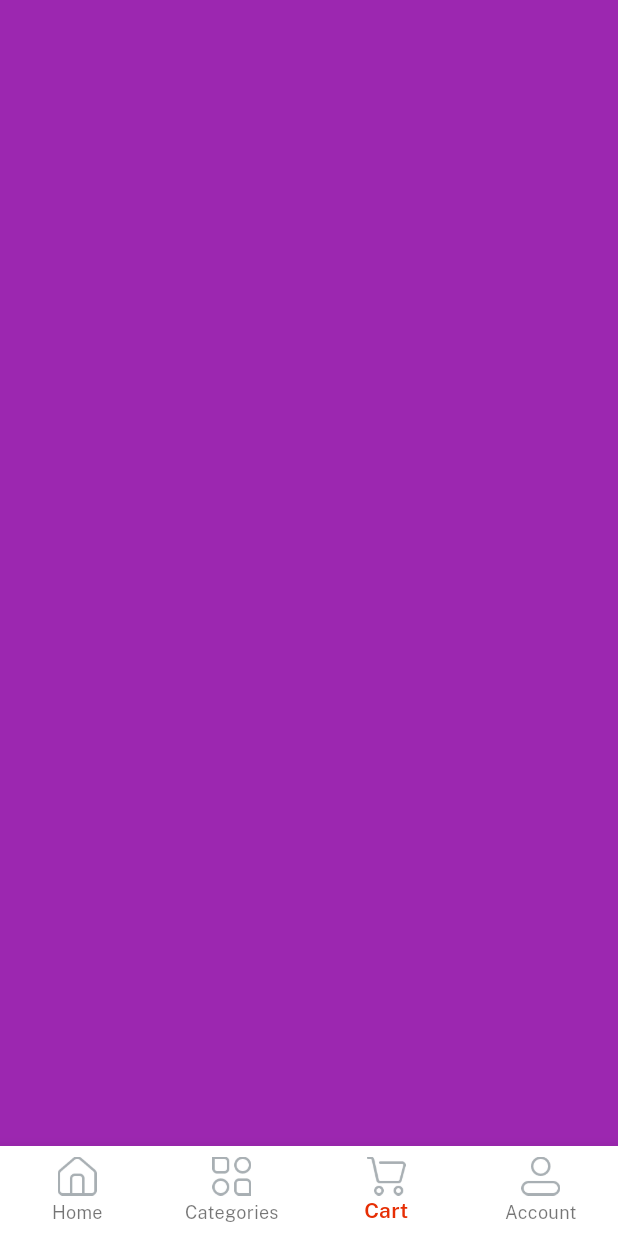
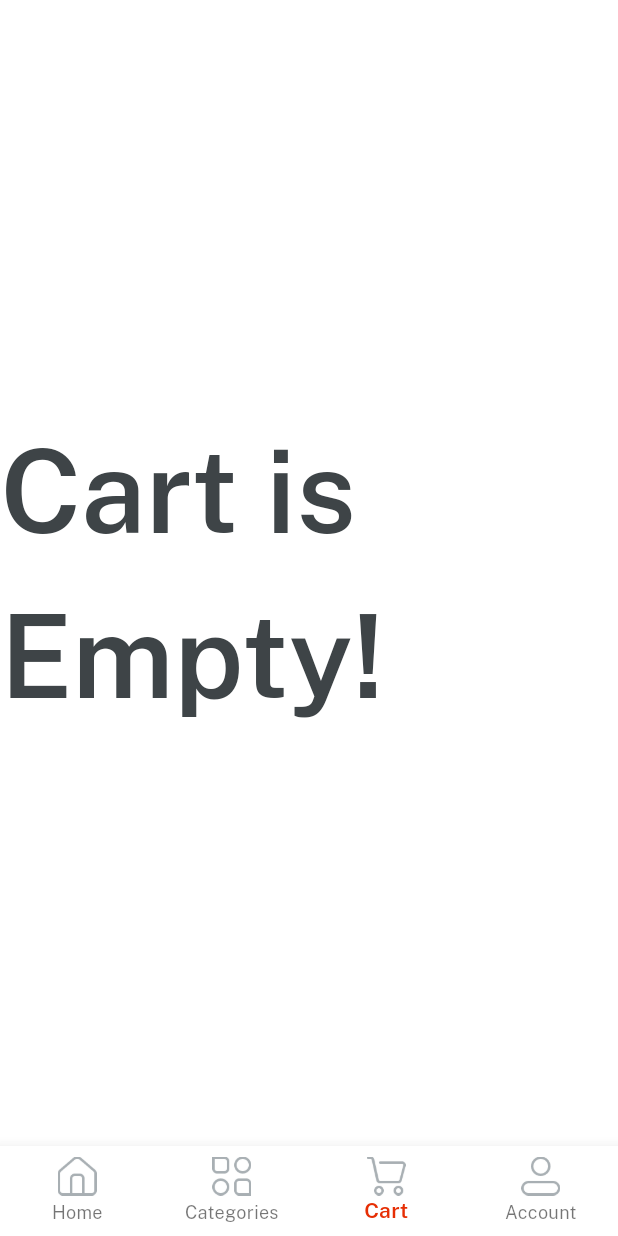
Before and after one commit to MDK301/e_commerce_01, a Flutter app: the Home screen opened directly, item 3 of the bottom bar chosen, on a phone screen of 412 x 824 dp. Run offline on Flutter 3.47's test engine with Material 3 defaults, Android fonts, the phone set to English and light mode, and no system bars; our stand-ins replace firebase_core, get, velocity_x; accounts and stored records are empty.

```diff
--- a/lib/main.dart
+++ b/lib/main.dart
@@ -2,7 +2,7 @@ import 'package:e_commerce/consts/consts.dart';
 import 'package:e_commerce/views/splash_screen/splash_screen.dart';
 import 'package:flutter/material.dart';
 import 'package:get/get.dart';
-
+//ket noi voi node o firebase
 void main() {
   runApp(const MyApp());
 }
--- a/lib/views/cart_screen/cart_screen.dart
+++ b/lib/views/cart_screen/cart_screen.dart
@@ -1,3 +1,4 @@
+import 'package:e_commerce/consts/consts.dart';
 import 'package:flutter/material.dart';
 
 class CartScreen extends StatelessWidget {
@@ -6,7 +7,8 @@ class CartScreen extends StatelessWidget {
   @override
   Widget build(BuildContext context) {
     return Container(
-      color: Colors.purple,
+      color: Colors.white,
+      child: "Cart is Empty!".text.fontFamily(semibold).size(77).color(darkFontGrey).makeCentered(),
     );
   }
 }
```
Also changed, not shown: lib/views/profile_screen/profile_screen.dart (+22 -3 lines), firebase.json, lib/firebase_options.dart, 1 other file.
